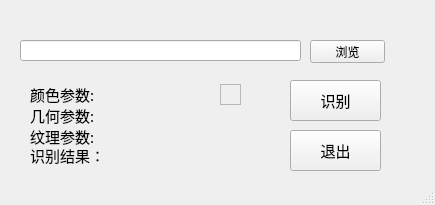
Qt form demo.ui (StdioA/fruit) before a commit.
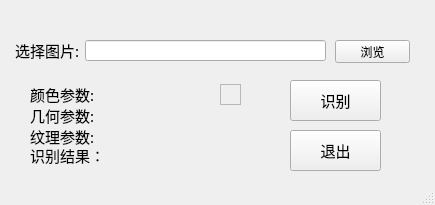
The same form after that commit.

Diff of the .ui file:
```diff
--- a/demo.ui
+++ b/demo.ui
@@ -22,9 +22,9 @@
    <widget class="QLineEdit" name="fnameLineEdit">
     <property name="geometry">
      <rect>
-      <x>20</x>
+      <x>85</x>
       <y>40</y>
-      <width>281</width>
+      <width>241</width>
       <height>21</height>
      </rect>
     </property>
@@ -32,7 +32,7 @@
    <widget class="QPushButton" name="fnameButton">
     <property name="geometry">
      <rect>
-      <x>310</x>
+      <x>335</x>
       <y>40</y>
       <width>75</width>
       <height>23</height>
@@ -141,6 +141,24 @@
      <enum>QFrame::Raised</enum>
     </property>
    </widget>
+   <widget class="QLabel" name="label">
+    <property name="geometry">
+     <rect>
+      <x>15</x>
+      <y>40</y>
+      <width>71</width>
+      <height>21</height>
+     </rect>
+    </property>
+    <property name="font">
+     <font>
+      <pointsize>11</pointsize>
+     </font>
+    </property>
+    <property name="text">
+     <string>选择图片:</string>
+    </property>
+   </widget>
   </widget>
   <widget class="QStatusBar" name="statusbar"/>
  </widget>
```
